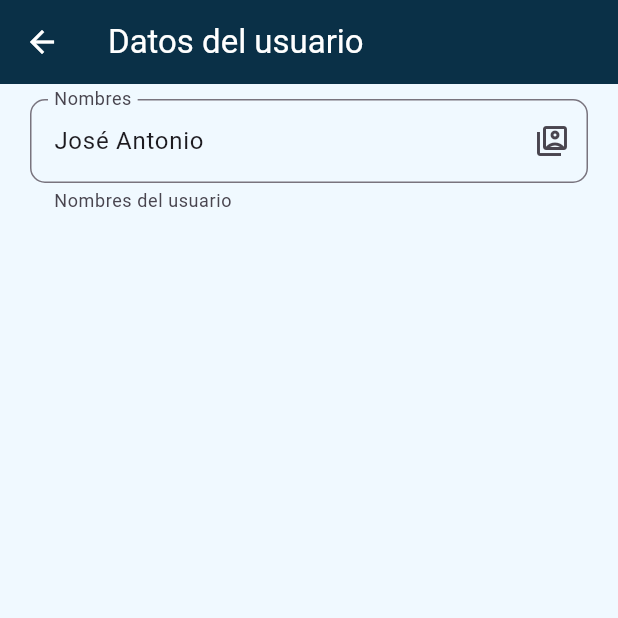
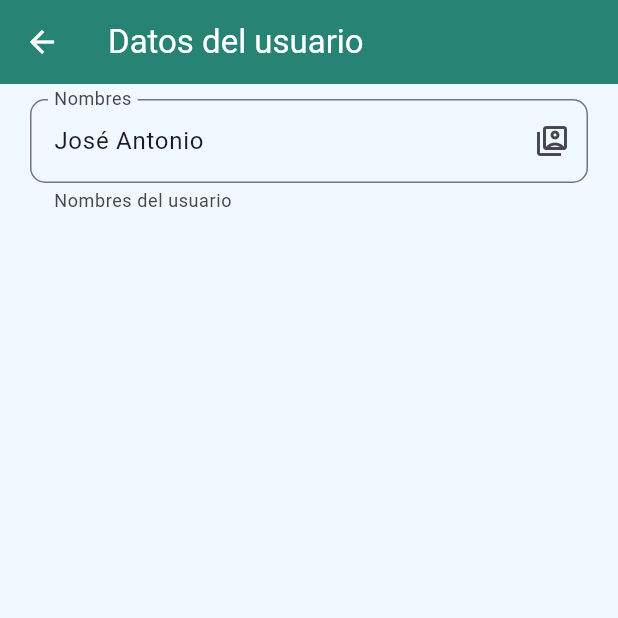
Before and after one commit to RicardDavid/app_electrosmart, a Flutter app: the ProfileScreen screen opened by its route, on a phone screen of 412 x 824 dp, the top half of it. Run offline on Flutter 3.47's test engine with Material 3 defaults, Android fonts, the phone set to English and light mode, and no system bars; network calls fail.

Commit message:
Guardando los cambiospara las categorias

```diff
--- a/lib/themes/app_theme.dart
+++ b/lib/themes/app_theme.dart
@@ -12,11 +12,11 @@ class AppTheme {
     primaryColor: azul900,
     scaffoldBackgroundColor: azul50,
     bottomNavigationBarTheme: BottomNavigationBarThemeData(
-      backgroundColor: azul900,
+      backgroundColor: const Color.fromARGB(255, 39, 131, 116),
       selectedItemColor: blanco,
       unselectedItemColor: blanco,
     ),
-    appBarTheme: AppBarTheme(color: azul950, foregroundColor: blanco),
+    appBarTheme: AppBarTheme(color: const Color.fromARGB(255, 39, 131, 116), foregroundColor: blanco),
     listTileTheme: ListTileThemeData(
       iconColor: const Color.fromARGB(255, 107, 26, 15),
       titleTextStyle: TextStyle(
```
Also changed, not shown: lib/screens/home_screen.dart (+20 -8 lines), assets/servicios/audifo1.jpg (added), assets/servicios/consulta.jpg (deleted), assets/servicios/mouse11.jpg (added), assets/servicios/parlante1.webp (added), assets/servicios/peluqueria.jpg (deleted), assets/servicios/teclado1.jpg (added), assets/servicios/tecladoct.jpg (added), assets/servicios/vacunacion.jpg (deleted), pubspec.lock.
